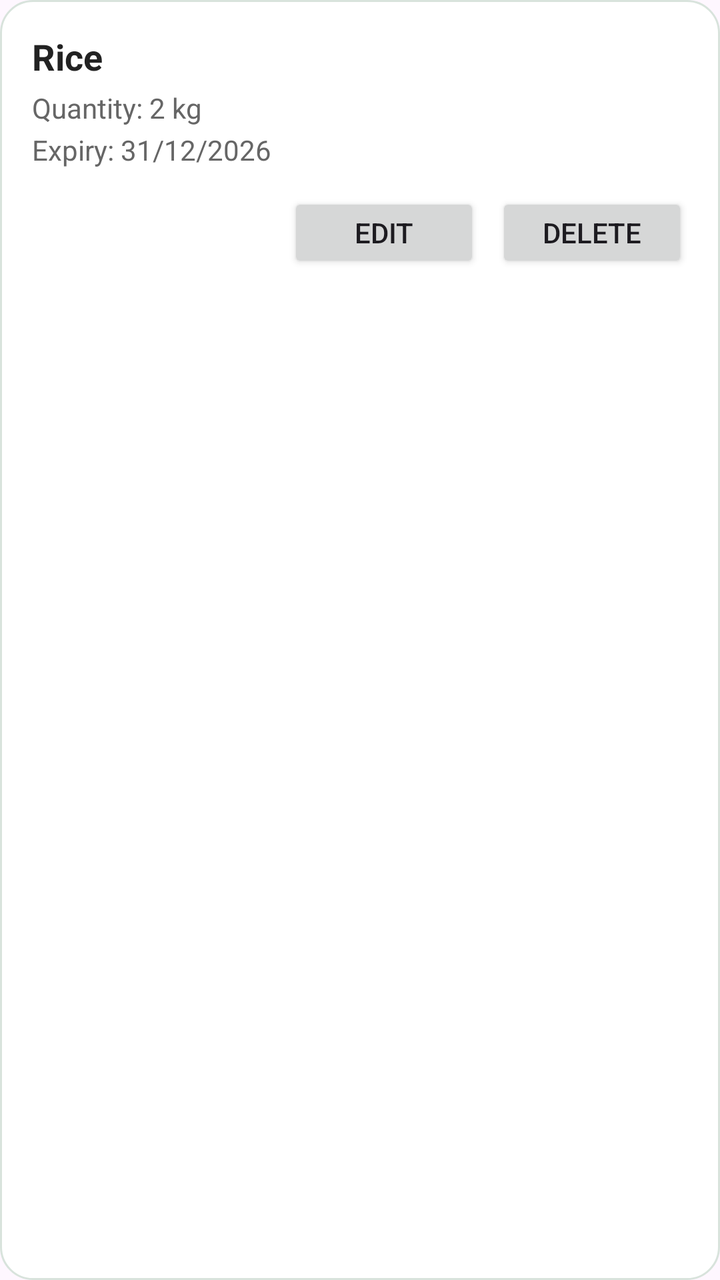
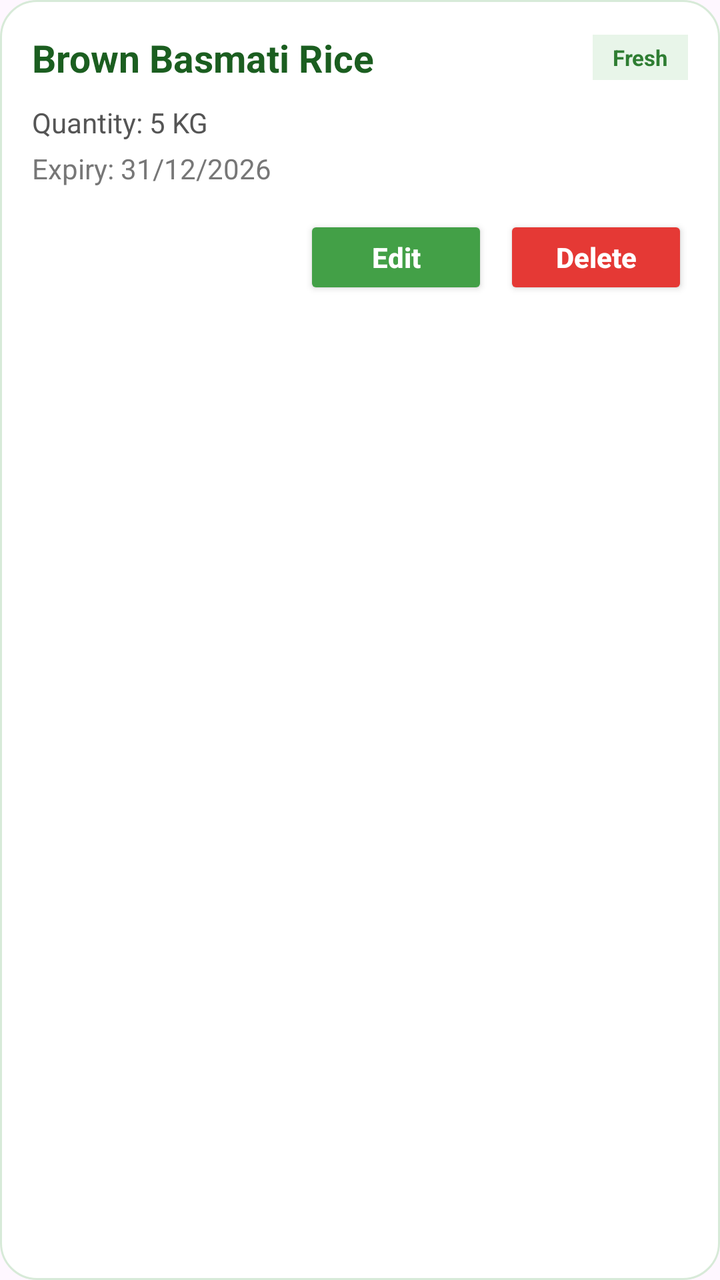

The first picture is an Android layout as it rendered before a commit; the second is the same layout after the commit. The layout source and the unified diff follow.
<!-- AndroidManifest.xml: application theme Theme.SmartPantryManager -->
<!-- res/layout/item_pantry.xml -->
<?xml version="1.0" encoding="utf-8"?>
<LinearLayout xmlns:android="http://schemas.android.com/apk/res/android"
    android:layout_width="match_parent"
    android:layout_height="wrap_content"
    android:layout_margin="8dp"
    android:padding="16dp"
    android:orientation="vertical"
    android:background="@drawable/pantry_item_background">

    <TextView
        android:id="@+id/textIngredientName"
        android:layout_width="wrap_content"
        android:layout_height="wrap_content"
        android:text="Rice"
        android:textSize="18sp"
        android:textStyle="bold"
        android:textColor="#222222" />

    <TextView
        android:id="@+id/textQuantity"
        android:layout_width="wrap_content"
        android:layout_height="wrap_content"
        android:layout_marginTop="4dp"
        android:text="Quantity: 2 kg"
        android:textColor="#666666" />

    <TextView
        android:id="@+id/textExpiry"
        android:layout_width="wrap_content"
        android:layout_height="wrap_content"
        android:layout_marginTop="2dp"
        android:text="Expiry: 31/12/2026"
        android:textColor="#666666" />

    <LinearLayout
        android:layout_width="match_parent"
        android:layout_height="wrap_content"
        android:layout_marginTop="12dp"
        android:gravity="end"
        android:orientation="horizontal">

        <Button
            android:id="@+id/buttonEdit"
            android:layout_width="96dp"
            android:layout_height="40dp"
            android:text="Edit" />

        <Button
            android:id="@+id/buttonDelete"
            android:layout_width="96dp"
            android:layout_height="40dp"
            android:layout_marginStart="8dp"
            android:text="Delete" />

    </LinearLayout>

</LinearLayout>
<!-- resources referenced by this layout -->
<resources>
  <!-- drawable pantry_item_background (drawable) -->
  <?xml version="1.0" encoding="utf-8"?>
  <shape xmlns:android="http://schemas.android.com/apk/res/android"
      android:shape="rectangle">
  
      <solid android:color="#FFFFFF" />
  
      <corners android:radius="16dp" />
  
      <stroke
          android:width="1dp"
          android:color="#D8E3DC" />
  
  </shape>
  <style name="Theme.SmartPantryManager" parent="Base.Theme.SmartPantryManager" />
  <style name="Base.Theme.SmartPantryManager" parent="Theme.Material3.DayNight.NoActionBar">
          
          
      </style>
</resources>

<!-- the commit's change to res/layout/item_pantry.xml (unified diff, before → after) -->
@@ -2,55 +2,98 @@
 <LinearLayout xmlns:android="http://schemas.android.com/apk/res/android"
     android:layout_width="match_parent"
     android:layout_height="wrap_content"
-    android:layout_margin="8dp"
-    android:padding="16dp"
+    android:layout_marginBottom="12dp"
     android:orientation="vertical"
-    android:background="@drawable/pantry_item_background">
+    android:background="@drawable/pantry_item_background"
+    android:padding="16dp">
 
-    <TextView
-        android:id="@+id/textIngredientName"
-        android:layout_width="wrap_content"
+    <LinearLayout
+        android:layout_width="match_parent"
         android:layout_height="wrap_content"
-        android:text="Rice"
-        android:textSize="18sp"
-        android:textStyle="bold"
-        android:textColor="#222222" />
+        android:gravity="center_vertical"
+        android:orientation="horizontal">
+
+        <TextView
+            android:id="@+id/textIngredientName"
+            android:layout_width="0dp"
+            android:layout_height="wrap_content"
+            android:layout_weight="1"
+            android:text="Brown Basmati Rice"
+            android:textColor="#1B5E20"
+            android:textSize="19sp"
+            android:textStyle="bold"/>
+
+        <TextView
+            android:id="@+id/textStatus"
+            android:layout_width="wrap_content"
+            android:layout_height="wrap_content"
+            android:background="#E8F5E9"
+            android:paddingLeft="10dp"
+            android:paddingTop="4dp"
+            android:paddingRight="10dp"
+            android:paddingBottom="4dp"
+            android:text="Fresh"
+            android:textColor="#2E7D32"
+            android:textSize="11sp"
+            android:textStyle="bold"/>
+    </LinearLayout>
 
     <TextView
         android:id="@+id/textQuantity"
         android:layout_width="wrap_content"
         android:layout_height="wrap_content"
+        android:layout_marginTop="10dp"
+        android:text="Quantity: 5 KG"
+        android:textColor="#555555"
+        android:textSize="14sp"/>
+
+    <TextView
+        android:id="@+id/textLowStock"
+        android:layout_width="wrap_content"
+        android:layout_height="wrap_content"
         android:layout_marginTop="4dp"
-        android:text="Quantity: 2 kg"
-        android:textColor="#666666" />
+        android:text="⚠ Low Stock"
+        android:textColor="#F57C00"
+        android:textStyle="bold"
+        android:textSize="13sp"
+        android:visibility="gone"/>
 
     <TextView
         android:id="@+id/textExpiry"
         android:layout_width="wrap_content"
         android:layout_height="wrap_content"
-        android:layout_marginTop="2dp"
+        android:layout_marginTop="4dp"
         android:text="Expiry: 31/12/2026"
-        android:textColor="#666666" />
+        android:textColor="#777777"
+        android:textSize="14sp"/>
 
     <LinearLayout
         android:layout_width="match_parent"
         android:layout_height="wrap_content"
-        android:layout_marginTop="12dp"
+        android:layout_marginTop="14dp"
         android:gravity="end"
         android:orientation="horizontal">
 
         <Button
             android:id="@+id/buttonEdit"
-            android:layout_width="96dp"
-            android:layout_height="40dp"
-            android:text="Edit" />
+            android:layout_width="92dp"
+            android:layout_height="42dp"
+            android:backgroundTint="#43A047"
+            android:text="Edit"
+            android:textAllCaps="false"
+            android:textColor="@android:color/white"
+            android:textStyle="bold"/>
 
         <Button
             android:id="@+id/buttonDelete"
-            android:layout_width="96dp"
-            android:layout_height="40dp"
+            android:layout_width="92dp"
+            android:layout_height="42dp"
             android:layout_marginStart="8dp"
-            android:text="Delete" />
+            android:backgroundTint="#E53935"
+            android:text="Delete"
+            android:textAllCaps="false"
+            android:textColor="@android:color/white"
+            android:textStyle="bold"/>
 
     </LinearLayout>
 
<!-- resource entries referenced after the edit -->
@@ -2,16 +2,21 @@
 <resources>
   <!-- drawable pantry_item_background (drawable) -->
   <?xml version="1.0" encoding="utf-8"?>
-  <shape xmlns:android="http://schemas.android.com/apk/res/android"
-      android:shape="rectangle">
+  <shape xmlns:android="http://schemas.android.com/apk/res/android">
   
-      <solid android:color="#FFFFFF" />
+      <solid android:color="#FFFFFF"/>
   
-      <corners android:radius="16dp" />
+      <corners android:radius="18dp"/>
   
       <stroke
           android:width="1dp"
-          android:color="#D8E3DC" />
+          android:color="#D7EAD8"/>
+  
+      <padding
+          android:left="4dp"
+          android:top="4dp"
+          android:right="4dp"
+          android:bottom="4dp"/>
   
   </shape>
   <style name="Theme.SmartPantryManager" parent="Base.Theme.SmartPantryManager" />
